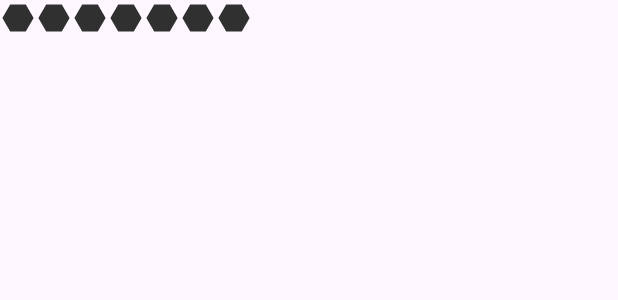
After one commit to Luiz-Filipe26/Monsters-Clash, an Android app: the layout mana_bar.xml on its own in the app's theme, with its tools: preview values and no code run, on a phone screen of 412 x 824 dp. The commit adds this screen. Shown: the top 300 px of the screen. Run offline under Robolectric (Android 15) with nearby library versions, the phone set to English and light mode, and no system bars.

Commit message:
Criado layout da barra de mana e função para a preencher

```diff
--- a/app/src/main/java/com/example/monstersclash/Constants.kt
+++ b/app/src/main/java/com/example/monstersclash/Constants.kt
@@ -1,6 +1,6 @@
 package com.example.monstersclash
 
-const val HAND_CARDS_TOTAL_ANGLE = 150.0f
+const val HAND_CARDS_TOTAL_ANGLE = 90.0f
 const val HIGHLIGHTED_CARD_GROW_RATIO = 2.0
 const val HIGHLIGHTED_X_OFFSET_RATIO = 0.6f
 const val HIGHLIGHTED_Y_OFFSET_RATIO = 0.5f
--- a/app/src/main/java/com/example/monstersclash/HandCards.kt
+++ b/app/src/main/java/com/example/monstersclash/HandCards.kt
@@ -7,7 +7,7 @@ import android.view.ViewGroup
 class HandCards(
     private val gameAreaLayout: ViewGroup,
     private val context: Context,
-    private val cardsContainer: View
+    private val handCardsContainer: View
 ) {
     private val cards: MutableList<Card> = mutableListOf()
     private var cardWidth = CardSize.MEDIUM
@@ -17,7 +17,7 @@ class HandCards(
         this.cardWidth = cardWidth
 
         for (i in 1..cardCount) {
-            val card = Card(context, cardsContainer, this)
+            val card = Card(context, handCardsContainer, this)
             card.setCardImage(R.mipmap.card_heart_a)
             gameAreaLayout.addView(card.imageView)
             cards.add(card)
--- /dev/null
+++ b/app/src/main/res/drawable/hexagon.xml
@@ -0,0 +1,5 @@
+<vector xmlns:android="http://schemas.android.com/apk/res/android" android:height="24dp" android:tint="#303030" android:viewportHeight="24" android:viewportWidth="24" android:width="24dp">
+
+    <path android:fillColor="@android:color/white" android:pathData="M17.2,3l-10.4,0l-5.2,9l5.2,9l10.4,0l5.2,-9z"/>
+
+</vector>
--- /dev/null
+++ b/app/src/main/res/layout/mana_bar.xml
@@ -0,0 +1,45 @@
+<LinearLayout xmlns:android="http://schemas.android.com/apk/res/android"
+    xmlns:app="http://schemas.android.com/apk/res-auto"
+    xmlns:tools="http://schemas.android.com/tools"
+    android:id="@+id/mana_bar"
+    android:layout_width="wrap_content"
+    android:layout_height="wrap_content"
+    android:orientation="horizontal"
+    android:gravity="center_horizontal" >
+
+    <ImageView
+        android:layout_width="24dp"
+        android:layout_height="24dp"
+        android:src="@drawable/hexagon" />
+
+    <ImageView
+        android:layout_width="24dp"
+        android:layout_height="24dp"
+        android:src="@drawable/hexagon" />
+
+    <ImageView
+        android:layout_width="24dp"
+        android:layout_height="24dp"
+        android:src="@drawable/hexagon" />
+
+    <ImageView
+        android:layout_width="24dp"
+        android:layout_height="24dp"
+        android:src="@drawable/hexagon" />
+
+    <ImageView
+        android:layout_width="24dp"
+        android:layout_height="24dp"
+        android:src="@drawable/hexagon" />
+
+    <ImageView
+        android:layout_width="24dp"
+        android:layout_height="24dp"
+        android:src="@drawable/hexagon" />
+
+    <ImageView
+        android:layout_width="24dp"
+        android:layout_height="24dp"
+        android:src="@drawable/hexagon" />
+
+</LinearLayout>
```
Also changed, not shown: app/src/main/java/com/example/monstersclash/Card.kt (+7 -7 lines), app/src/main/java/com/example/monstersclash/MainActivity.kt (+31 -5 lines), app/src/main/res/layout/activity_main.xml (+56 -9 lines), app/src/main/res/mipmap-hdpi/open_parchment_scroll.png (added), 1 other file.
